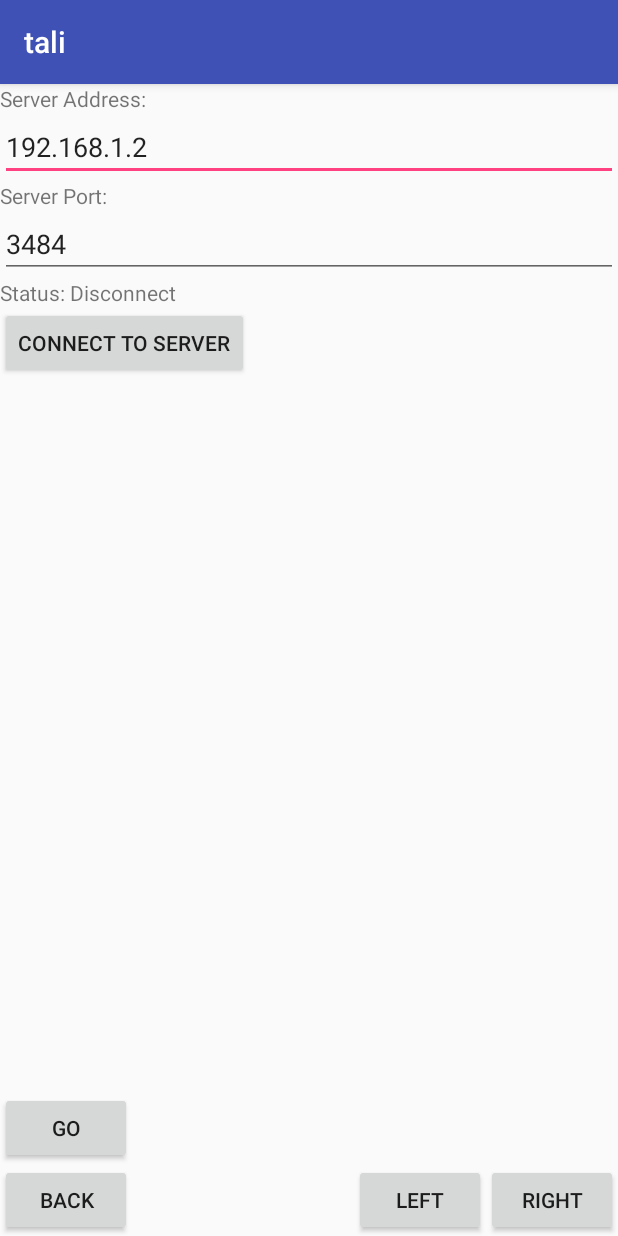
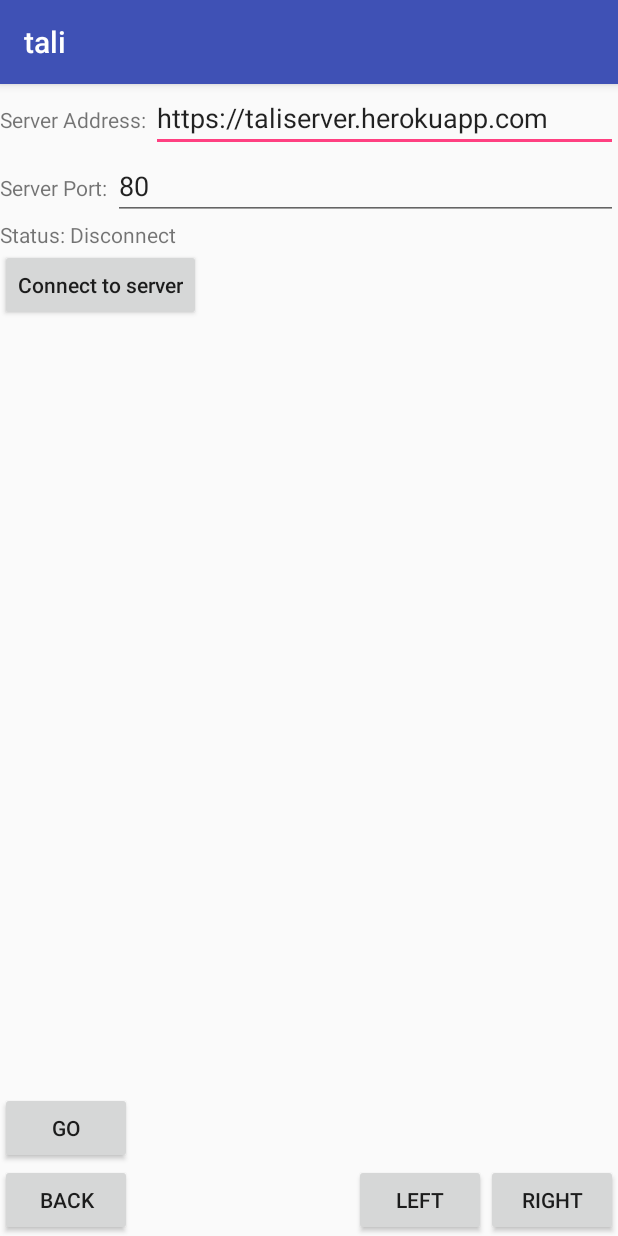
Before and after one commit to trancaoviet7514/taliAndroidClient, an Android app: the screen it shows after launch (MainActivity), on a phone screen of 412 x 824 dp. Run offline under Robolectric (Android 15) with nearby library versions, the phone set to English and light mode, and no system bars; libraries missing offline, so code that uses them is left out: com.github.nkzawa.emitter, com.github.nkzawa.socketio.

Commit message:
finish v1

```diff
--- a/app/build.gradle
+++ b/app/build.gradle
@@ -4,7 +4,7 @@ android {
     compileSdkVersion 28
     defaultConfig {
         applicationId "com.blue.tali"
-        minSdkVersion 21
+        minSdkVersion 19
         targetSdkVersion 28
         versionCode 1
         versionName "1.0"
--- a/app/src/main/res/layout/activity_main.xml
+++ b/app/src/main/res/layout/activity_main.xml
@@ -6,6 +6,11 @@
     android:layout_height="match_parent"
     tools:context=".MainActivity">
 
+    <LinearLayout
+        android:layout_width="match_parent"
+        android:layout_height="wrap_content"
+        android:orientation="horizontal"
+        android:id="@+id/layout_server_address">
         <TextView
             android:layout_width="wrap_content"
             android:layout_height="wrap_content"
@@ -16,33 +21,39 @@
         <EditText
             android:layout_width="match_parent"
             android:layout_height="wrap_content"
-        android:text="192.168.1.2"
+            android:text="https://taliserver.herokuapp.com"
             android:id="@+id/txt_server_address"
-        app:layout_constraintTop_toBottomOf="@id/txt_server_address_label"
             tools:ignore="HardcodedText,LabelFor,TextFields" />
+    </LinearLayout>
 
+    <LinearLayout
+        android:layout_width="match_parent"
+        android:layout_height="wrap_content"
+        android:orientation="horizontal"
+        android:id="@+id/layout_server_port"
+        app:layout_constraintTop_toBottomOf="@id/layout_server_address">
         <TextView
             android:layout_width="wrap_content"
             android:layout_height="wrap_content"
             android:text="Server Port: "
             android:id="@+id/txt_server_port_label"
-        app:layout_constraintTop_toBottomOf="@id/txt_server_address"
             tools:ignore="HardcodedText" />
 
         <EditText
             android:layout_width="match_parent"
             android:layout_height="wrap_content"
-        android:text="3484"
+            android:text="80"
             android:id="@+id/txt_server_port"
-        app:layout_constraintTop_toBottomOf="@id/txt_server_port_label"
-        tools:ignore="HardcodedText" />
+            tools:ignore="HardcodedText"
+            />
+    </LinearLayout>
 
     <TextView
         android:layout_width="match_parent"
         android:layout_height="wrap_content"
         android:text="Status: Disconnect"
         android:id="@+id/txt_status"
-        app:layout_constraintTop_toBottomOf="@id/txt_server_port"
+        app:layout_constraintTop_toBottomOf="@id/layout_server_port"
         tools:ignore="HardcodedText" />
 
     <Button
@@ -51,7 +62,8 @@
         android:text="Connect to server"
         android:id="@+id/btn_connect_to_server"
         app:layout_constraintTop_toBottomOf="@id/txt_status"
-        tools:ignore="HardcodedText" />
+        tools:ignore="HardcodedText"
+        android:textAllCaps="false"/>
 
     <Button
         android:layout_width="wrap_content"
```
Also changed, not shown: app/src/main/java/com/blue/tali/MainActivity.java (+142 -66 lines). Lines whose indentation alone changed are shown as unchanged.
